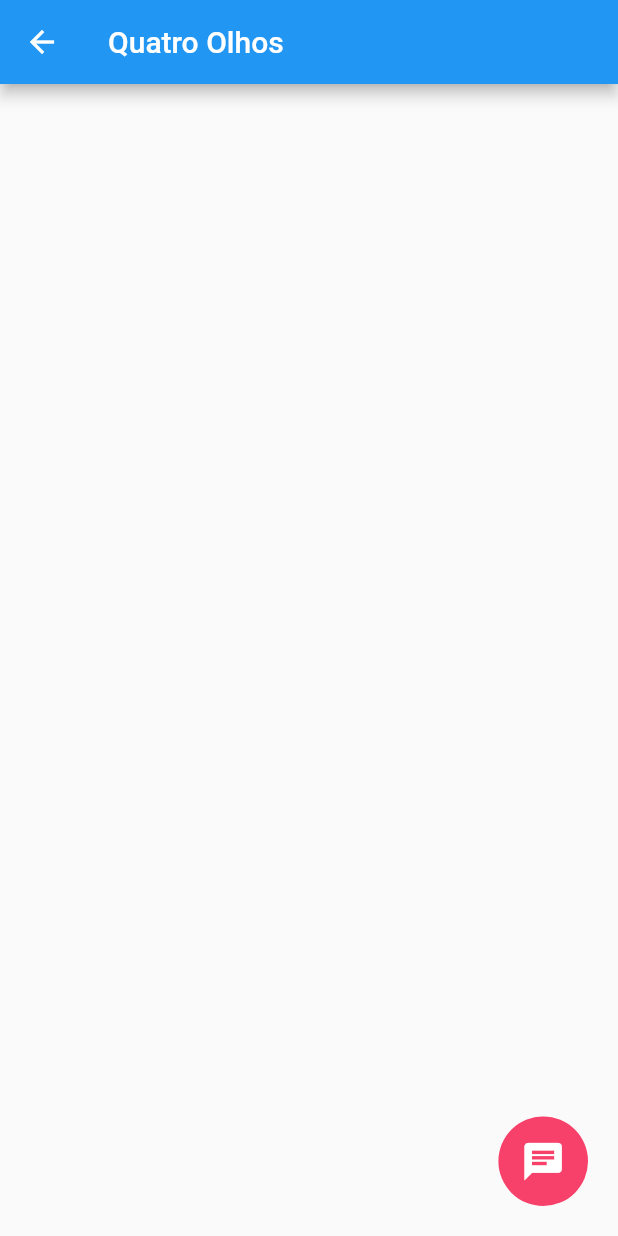
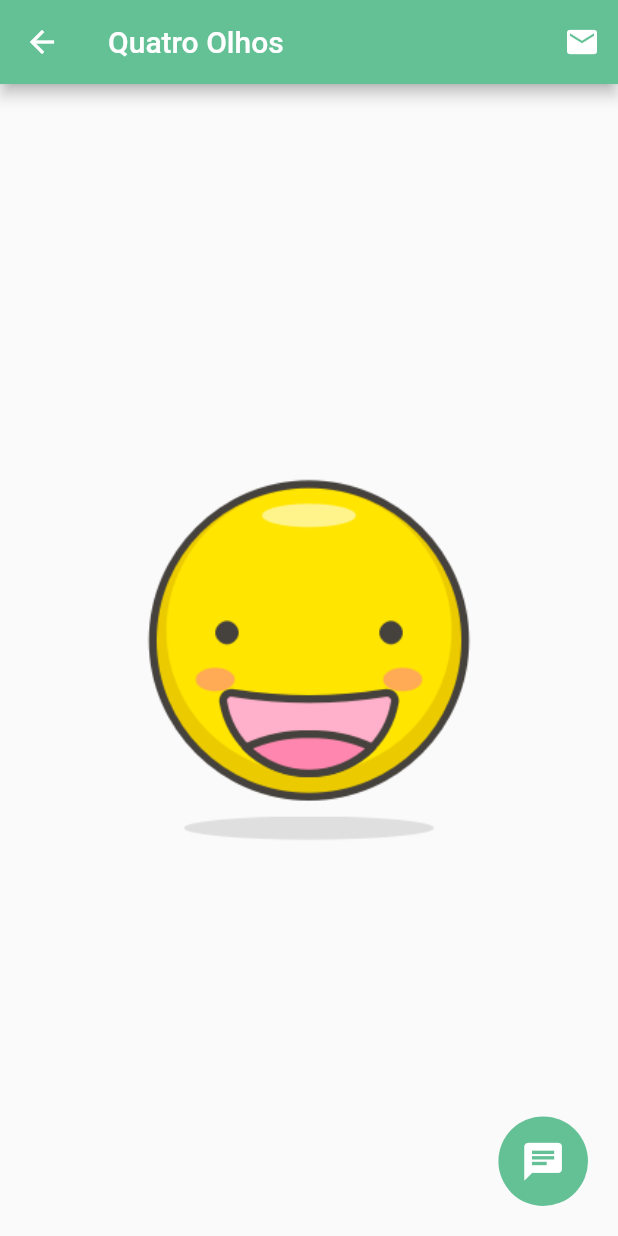
Before and after one commit to giovannilima262/appbullying, a Flutter app: the HomeScreen screen opened by its route, on a phone screen of 412 x 824 dp. Run offline on Flutter 3.47's test engine with Material 2 defaults, Android fonts, the phone set to English and light mode, and no system bars; statements that could not run were skipped.

Commit message:
Mudanças na interface

```diff
--- a/appbullying/lib/Components/AddButton.dart
+++ b/appbullying/lib/Components/AddButton.dart
@@ -10,7 +10,7 @@ class AddButton extends StatelessWidget {
       height: buttonGrowAnimation.value * 60,
       alignment: FractionalOffset.center,
       decoration: new BoxDecoration(
-          color: const Color.fromRGBO(247, 64, 106, 1.0),
+          color: new Color.fromRGBO(100, 193, 150, 1),
           shape: BoxShape.circle),
       child: new Icon(
         Icons.chat,
--- a/appbullying/lib/Screens/Home/index.dart
+++ b/appbullying/lib/Screens/Home/index.dart
@@ -136,18 +136,69 @@ class HomeScreenState extends State<HomeScreen> with TickerProviderStateMixin {
     } on TickerCanceled {}
   }
 
+  void popupMessageBot(
+      context,
+      ) {
+    var mensagem = 1;
+    var alert = new AlertDialog(
+        title: new Text(
+          "Mensagens",
+          textAlign: TextAlign.center,
+          style: new TextStyle(
+            color: Colors.black,
+          ),
+        ),
+        content: new Container(
+         child: mensagem != null ? new Text('Fulano, favor comparecer a coordenação', textAlign: TextAlign.justify,) : new Container(
+           height: 150,
+           child: new ListView(
+              children: <Widget>[
+                new Container(
+                  child: Icon(Icons.mail, color: Colors.black38, size: 100,),
+              ),
+                new Container(
+                  child: new Text('Não há mensagens.'),
+                )
+              ],
+            )
+         )
+        ));
+    showDialog(context: context, child: alert);
+  }
+
   @override
   Widget build(BuildContext context) {
     timeDilation = 0.3;
     Size screenSize = MediaQuery.of(context).size;
-
+    var num = 1;
+    var image;
+    switch (num){
+      case 1:
+      image = 'assets/feliz.png';
+      break;
+      case 2:
+      image = 'assets/neutro.png';
+      break;
+      case 3:
+      image = 'assets/triste.png';
+      break;
+    }
     return (new WillPopScope(
       onWillPop: () async {
         return true;
       },
       child: new Scaffold(
         appBar: new AppBar(
+          backgroundColor: new Color.fromRGBO(100, 193, 150, 1),
           title: new Text("Quatro Olhos"),
+          actions: <Widget>[
+            IconButton(
+              icon: Icon(Icons.mail, color: Colors.white),
+              onPressed: (){
+                popupMessageBot(context);
+              }
+            )
+          ],
         ),
         body: new Container(
           width: screenSize.width,
@@ -156,7 +207,20 @@ class HomeScreenState extends State<HomeScreen> with TickerProviderStateMixin {
             //alignment: buttonSwingAnimation.value,
             alignment: Alignment.bottomRight,
             children: <Widget>[
-              new Container(),
+              new Container(
+                alignment: Alignment.center,
+                child: new Column(
+                mainAxisAlignment: MainAxisAlignment.center,
+                children: <Widget>[
+                  new ImageBackground(
+                backgroundImage: new DecorationImage(
+              image: new ExactAssetImage(image),
+              fit: BoxFit.cover,
+            ),
+              )
+                ],
+              ),
+              ),
               animateStatus == 0
                   ? new Padding(
                       padding: new EdgeInsets.all(20.0),
--- a/appbullying/lib/Screens/Login/styles.dart
+++ b/appbullying/lib/Screens/Login/styles.dart
@@ -1,11 +1,11 @@
 import 'package:flutter/material.dart';
 
 DecorationImage backgroundImage = new DecorationImage(
-  image: new ExactAssetImage('assets/login.jpg'),
+  image: new ExactAssetImage('assets/Sala.jpg'),
   fit: BoxFit.cover,
 );
 
 DecorationImage tick = new DecorationImage(
-  image: new ExactAssetImage('assets/tick.png'),
+  image: new ExactAssetImage('assets/login.png'),
   fit: BoxFit.cover,
 );
```
Also changed, not shown: appbullying/lib/Components/HomeTopView.dart (+3 -64 lines), appbullying/pubspec.yaml (+6 -1 lines), appbullying/assets/Sala.jpg (added), appbullying/assets/feliz.png (added), appbullying/assets/login.png (added), appbullying/assets/neutro.png (added), appbullying/assets/noMessage.png (added), appbullying/assets/triste.png (added).
